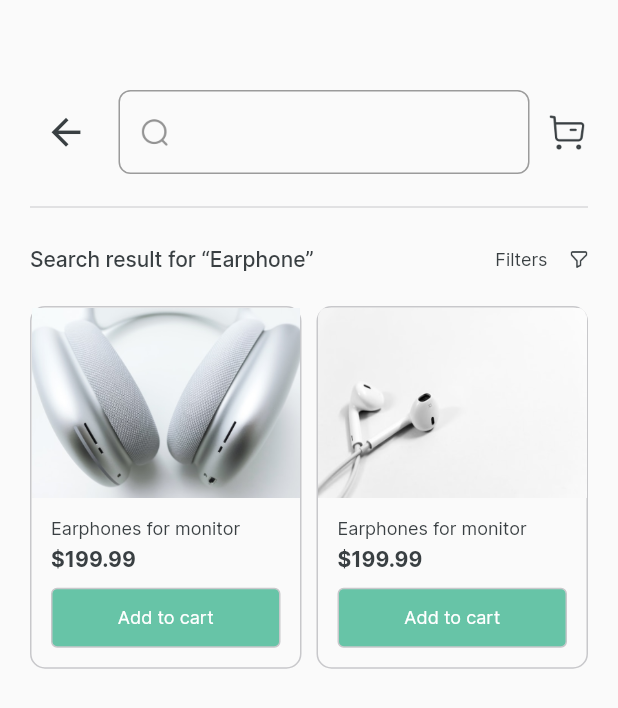
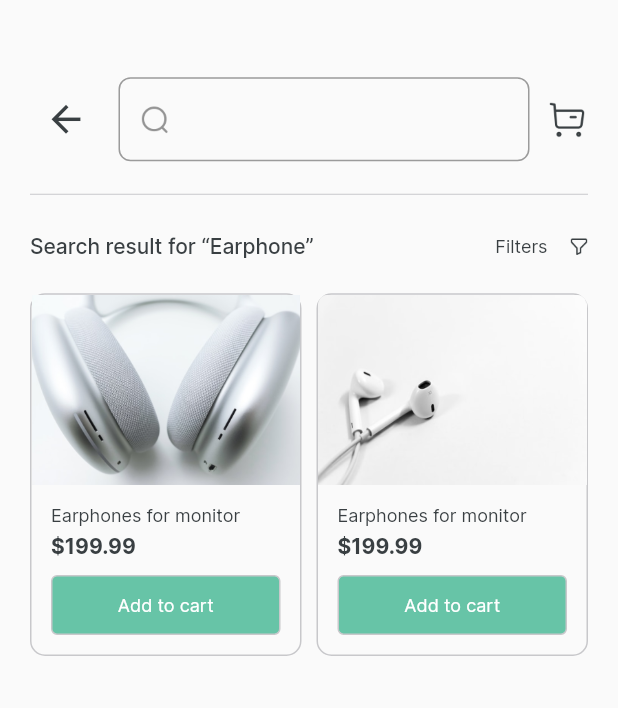
Before and after one commit to Cindy-dev/ecommerce_app, a Flutter app: the ECSearchPage screen opened directly, on a phone screen of 412 x 824 dp. Shown: the top 708 px of the screen. Run offline on Flutter 3.47's test engine with Material 2 defaults, Android fonts, the phone set to English and light mode, and no system bars.

Commit message:
correcting home tab text

```diff
--- a/lib/e-commerce_app/ui/views/e_commerce_home_screen.dart
+++ b/lib/e-commerce_app/ui/views/e_commerce_home_screen.dart
@@ -50,7 +50,7 @@ class ECommerceHomeScreen extends StatelessWidget {
               mainAxisAlignment: MainAxisAlignment.spaceBetween,
               children: [
                 const Text(
-                  "Search result for “Earphone",
+                  "Recent product",
                   style: TextStyle(
                       fontFamily: "Inter",
                       fontWeight: FontWeight.w400,
--- a/lib/e-commerce_app/ui/widgets/ec_home_widget/e_commerce_search_result.dart
+++ b/lib/e-commerce_app/ui/widgets/ec_home_widget/e_commerce_search_result.dart
@@ -12,8 +12,9 @@ class ECSearchResult extends StatefulWidget {
 class _ECSearchResultState extends State<ECSearchResult> {
   @override
   Widget build(BuildContext context) {
+    final height = MediaQuery.of(context).size.height;
     return Padding(
-        padding: const EdgeInsets.only(top: 60, left: 20, right: 20),
+        padding:  EdgeInsets.only(top: height/16, left: 20, right: 20),
         child: Column(crossAxisAlignment: CrossAxisAlignment.start, children: [
           const ECSearchHeader(),
           const SizedBox(height: 14),
@@ -61,7 +62,6 @@ class _ECSearchResultState extends State<ECSearchResult> {
                 children: [
                   Expanded(
                     child: Container(
-                      // margin: const EdgeInsets.symmetric(horizontal: 20),
                       decoration: BoxDecoration(
                           borderRadius: BorderRadius.circular(10),
                           border: Border.all(color: EcommerceColors.gray)),
@@ -132,7 +132,6 @@ class _ECSearchResultState extends State<ECSearchResult> {
                   ),
                   Expanded(
                     child: Container(
-                      //margin: const EdgeInsets.symmetric(horizontal: 20),
                       decoration: BoxDecoration(
                           borderRadius: BorderRadius.circular(10),
                           border: Border.all(color: EcommerceColors.gray)),
--- a/lib/main.dart
+++ b/lib/main.dart
@@ -12,7 +12,8 @@ class MyApp extends StatelessWidget {
   Widget build(BuildContext context) {
     return const MaterialApp(
         debugShowCheckedModeBanner: false,
-        home: ECSearchPage()
+        home: ECommerceHomeScreen()
+        //ECSearchPage()
     );
   }
 }
```
